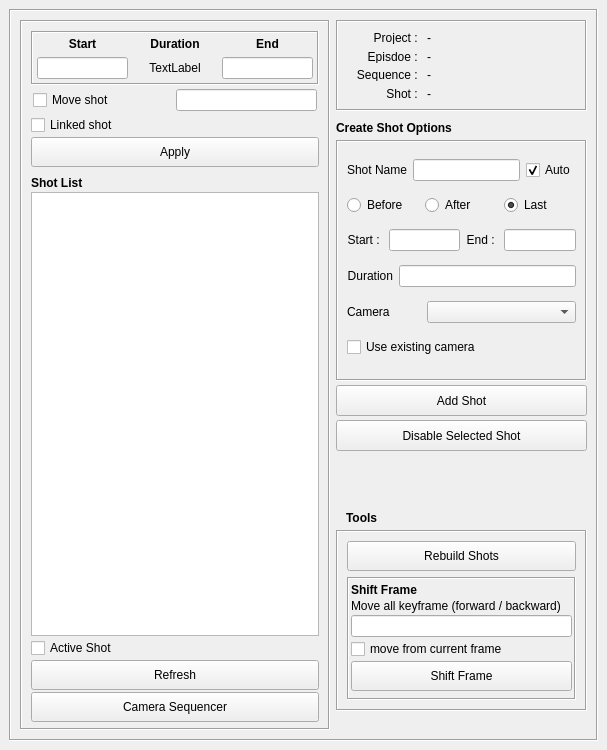
Before: the Qt Designer form ui.ui in ChanonVilaiyuk/arxSequenceManager, drawn with Qt 5.
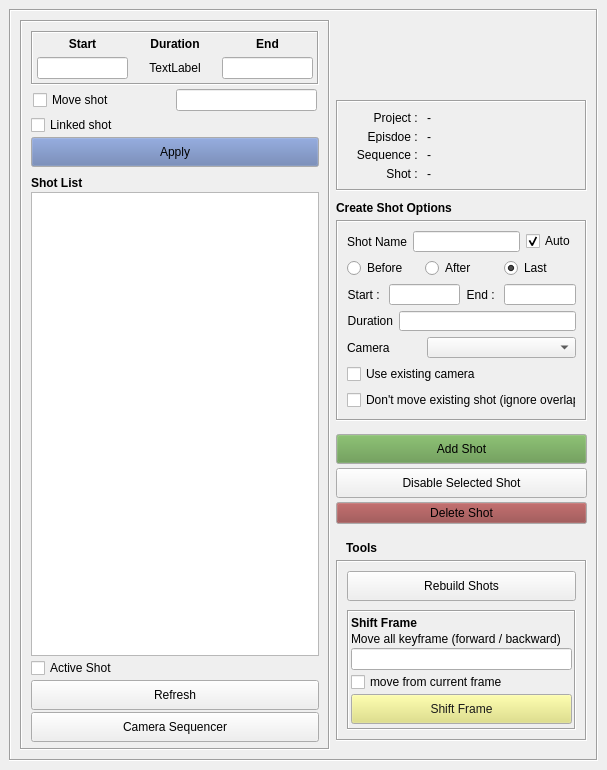
After: the same form once the commit is applied.

What changed in the file:
```diff
--- a/ui.ui
+++ b/ui.ui
@@ -7,9 +7,15 @@
     <x>0</x>
     <y>0</y>
     <width>605</width>
-    <height>750</height>
+    <height>770</height>
    </rect>
   </property>
+  <property name="minimumSize">
+   <size>
+    <width>0</width>
+    <height>760</height>
+   </size>
+  </property>
   <property name="windowTitle">
    <string>Arx Sequencer Manager</string>
   </property>
@@ -210,6 +216,43 @@
               <height>30</height>
              </size>
             </property>
+            <property name="palette">
+             <palette>
+              <active>
+               <colorrole role="Button">
+                <brush brushstyle="SolidPattern">
+                 <color alpha="255">
+                  <red>96</red>
+                  <green>120</green>
+                  <blue>172</blue>
+                 </color>
+                </brush>
+               </colorrole>
+              </active>
+              <inactive>
+               <colorrole role="Button">
+                <brush brushstyle="SolidPattern">
+                 <color alpha="255">
+                  <red>96</red>
+                  <green>120</green>
+                  <blue>172</blue>
+                 </color>
+                </brush>
+               </colorrole>
+              </inactive>
+              <disabled>
+               <colorrole role="Button">
+                <brush brushstyle="SolidPattern">
+                 <color alpha="255">
+                  <red>96</red>
+                  <green>120</green>
+                  <blue>172</blue>
+                 </color>
+                </brush>
+               </colorrole>
+              </disabled>
+             </palette>
+            </property>
             <property name="text">
              <string>Apply</string>
             </property>
@@ -311,7 +354,7 @@
           <property name="geometry">
            <rect>
             <x>0</x>
-            <y>100</y>
+            <y>180</y>
             <width>131</width>
             <height>16</height>
            </rect>
@@ -326,24 +369,11 @@
            <string>Create Shot Options</string>
           </property>
          </widget>
-         <widget class="QPushButton" name="addShot_pushButton">
-          <property name="geometry">
-           <rect>
-            <x>0</x>
-            <y>365</y>
-            <width>251</width>
-            <height>31</height>
-           </rect>
-          </property>
-          <property name="text">
-           <string>Add Shot</string>
-          </property>
-         </widget>
          <widget class="QFrame" name="frame_5">
           <property name="geometry">
            <rect>
             <x>0</x>
-            <y>0</y>
+            <y>80</y>
             <width>251</width>
             <height>91</height>
            </rect>
@@ -441,9 +471,9 @@
           <property name="geometry">
            <rect>
             <x>0</x>
-            <y>120</y>
+            <y>200</y>
             <width>251</width>
-            <height>241</height>
+            <height>201</height>
            </rect>
           </property>
           <property name="frameShape">
@@ -584,26 +614,20 @@
              </property>
             </widget>
            </item>
+           <item>
+            <widget class="QCheckBox" name="noMove_checkBox">
+             <property name="text">
+              <string>Don't move existing shot (ignore overlap)</string>
+             </property>
+            </widget>
+           </item>
           </layout>
          </widget>
-         <widget class="QPushButton" name="disableShot_pushButton">
-          <property name="geometry">
-           <rect>
-            <x>0</x>
-            <y>400</y>
-            <width>251</width>
-            <height>31</height>
-           </rect>
-          </property>
-          <property name="text">
-           <string>Disable Selected Shot</string>
-          </property>
-         </widget>
          <widget class="QLabel" name="label_17">
           <property name="geometry">
            <rect>
             <x>10</x>
-            <y>490</y>
+            <y>520</y>
             <width>131</width>
             <height>16</height>
            </rect>
@@ -622,7 +646,7 @@
           <property name="geometry">
            <rect>
             <x>0</x>
-            <y>510</y>
+            <y>540</y>
             <width>251</width>
             <height>181</height>
            </rect>
@@ -634,6 +658,9 @@
            <enum>QFrame::Sunken</enum>
           </property>
           <layout class="QGridLayout" name="gridLayout_3" columnstretch="0">
+           <property name="verticalSpacing">
+            <number>9</number>
+           </property>
            <item row="0" column="0">
             <widget class="QPushButton" name="rebuildShot_pushButton">
              <property name="minimumSize">
@@ -709,6 +736,97 @@
                   <height>30</height>
                  </size>
                 </property>
+                <property name="palette">
+                 <palette>
+                  <active>
+                   <colorrole role="Button">
+                    <brush brushstyle="SolidPattern">
+                     <color alpha="255">
+                      <red>222</red>
+                      <green>223</green>
+                      <blue>118</blue>
+                     </color>
+                    </brush>
+                   </colorrole>
+                   <colorrole role="Text">
+                    <brush brushstyle="SolidPattern">
+                     <color alpha="255">
+                      <red>42</red>
+                      <green>42</green>
+                      <blue>42</blue>
+                     </color>
+                    </brush>
+                   </colorrole>
+                   <colorrole role="ButtonText">
+                    <brush brushstyle="SolidPattern">
+                     <color alpha="255">
+                      <red>26</red>
+                      <green>26</green>
+                      <blue>26</blue>
+                     </color>
+                    </brush>
+                   </colorrole>
+                  </active>
+                  <inactive>
+                   <colorrole role="Button">
+                    <brush brushstyle="SolidPattern">
+                     <color alpha="255">
+                      <red>222</red>
+                      <green>223</green>
+                      <blue>118</blue>
+                     </color>
+                    </brush>
+                   </colorrole>
+                   <colorrole role="Text">
+                    <brush brushstyle="SolidPattern">
+                     <color alpha="255">
+                      <red>42</red>
+                      <green>42</green>
+                      <blue>42</blue>
+                     </color>
+                    </brush>
+                   </colorrole>
+                   <colorrole role="ButtonText">
+                    <brush brushstyle="SolidPattern">
+                     <color alpha="255">
+                      <red>26</red>
+                      <green>26</green>
+                      <blue>26</blue>
+                     </color>
+                    </brush>
+                   </colorrole>
+                  </inactive>
+                  <disabled>
+                   <colorrole role="Button">
+                    <brush brushstyle="SolidPattern">
+                     <color alpha="255">
+                      <red>222</red>
+                      <green>223</green>
+                      <blue>118</blue>
+                     </color>
+                    </brush>
+                   </colorrole>
+                   <colorrole role="Text">
+                    <brush brushstyle="SolidPattern">
+                     <color alpha="255">
+                      <red>120</red>
+                      <green>120</green>
+                      <blue>120</blue>
+                     </color>
+                    </brush>
+                   </colorrole>
+                   <colorrole role="ButtonText">
+                    <brush brushstyle="SolidPattern">
+                     <color alpha="255">
+                      <red>120</red>
+                      <green>120</green>
+                      <blue>120</blue>
+                     </color>
+                    </brush>
+                   </colorrole>
+                  </disabled>
+                 </palette>
+                </property>
                 <property name="text">
                  <string>Shift Frame</string>
                 </property>
@@ -719,6 +837,147 @@
            </item>
           </layout>
          </widget>
+         <widget class="QLabel" name="logo_label">
+          <property name="geometry">
+           <rect>
+            <x>20</x>
+            <y>10</y>
+            <width>221</width>
+            <height>61</height>
+           </rect>
+          </property>
+          <property name="font">
+           <font>
+            <weight>75</weight>
+            <bold>true</bold>
+           </font>
+          </property>
+          <property name="text">
+           <string/>
+          </property>
+         </widget>
+         <widget class="QWidget" name="verticalLayoutWidget">
+          <property name="geometry">
+           <rect>
+            <x>0</x>
+            <y>410</y>
+            <width>251</width>
+            <height>101</height>
+           </rect>
+          </property>
+          <layout class="QVBoxLayout" name="verticalLayout_9">
+           <property name="spacing">
+            <number>0</number>
+           </property>
+           <item>
+            <widget class="QPushButton" name="addShot_pushButton">
+             <property name="minimumSize">
+              <size>
+               <width>0</width>
+               <height>30</height>
+              </size>
+             </property>
+             <property name="palette">
+              <palette>
+               <active>
+                <colorrole role="Button">
+                 <brush brushstyle="SolidPattern">
+                  <color alpha="255">
+                   <red>94</red>
+                   <green>149</green>
+                   <blue>70</blue>
+                  </color>
+                 </brush>
+                </colorrole>
+               </active>
+               <inactive>
+                <colorrole role="Button">
+                 <brush brushstyle="SolidPattern">
+                  <color alpha="255">
+                   <red>94</red>
+                   <green>149</green>
+                   <blue>70</blue>
+                  </color>
+                 </brush>
+                </colorrole>
+               </inactive>
+               <disabled>
+                <colorrole role="Button">
+                 <brush brushstyle="SolidPattern">
+                  <color alpha="255">
+                   <red>94</red>
+                   <green>149</green>
+                   <blue>70</blue>
+                  </color>
+                 </brush>
+                </colorrole>
+               </disabled>
+              </palette>
+             </property>
+             <property name="text">
+              <string>Add Shot</string>
+             </property>
+            </widget>
+           </item>
+           <item>
+            <widget class="QPushButton" name="disableShot_pushButton">
+             <property name="minimumSize">
+              <size>
+               <width>0</width>
+               <height>30</height>
+              </size>
+             </property>
+             <property name="text">
+              <string>Disable Selected Shot</string>
+             </property>
+            </widget>
+           </item>
+           <item>
+            <widget class="QPushButton" name="deleteShot_pushButton">
+             <property name="palette">
+              <palette>
+               <active>
+                <colorrole role="Button">
+                 <brush brushstyle="SolidPattern">
+                  <color alpha="255">
+                   <red>144</red>
+                   <green>62</green>
+                   <blue>62</blue>
+                  </color>
+                 </brush>
+                </colorrole>
+               </active>
+               <inactive>
+                <colorrole role="Button">
+                 <brush brushstyle="SolidPattern">
+                  <color alpha="255">
+                   <red>144</red>
+                   <green>62</green>
+                   <blue>62</blue>
+                  </color>
+                 </brush>
+                </colorrole>
+               </inactive>
+               <disabled>
+                <colorrole role="Button">
+                 <brush brushstyle="SolidPattern">
+                  <color alpha="255">
+                   <red>144</red>
+                   <green>62</green>
+                   <blue>62</blue>
+                  </color>
+                 </brush>
+                </colorrole>
+               </disabled>
+              </palette>
+             </property>
+             <property name="text">
+              <string>Delete Shot</string>
+             </property>
+            </widget>
+           </item>
+          </layout>
+         </widget>
         </widget>
        </item>
       </layout>
```
